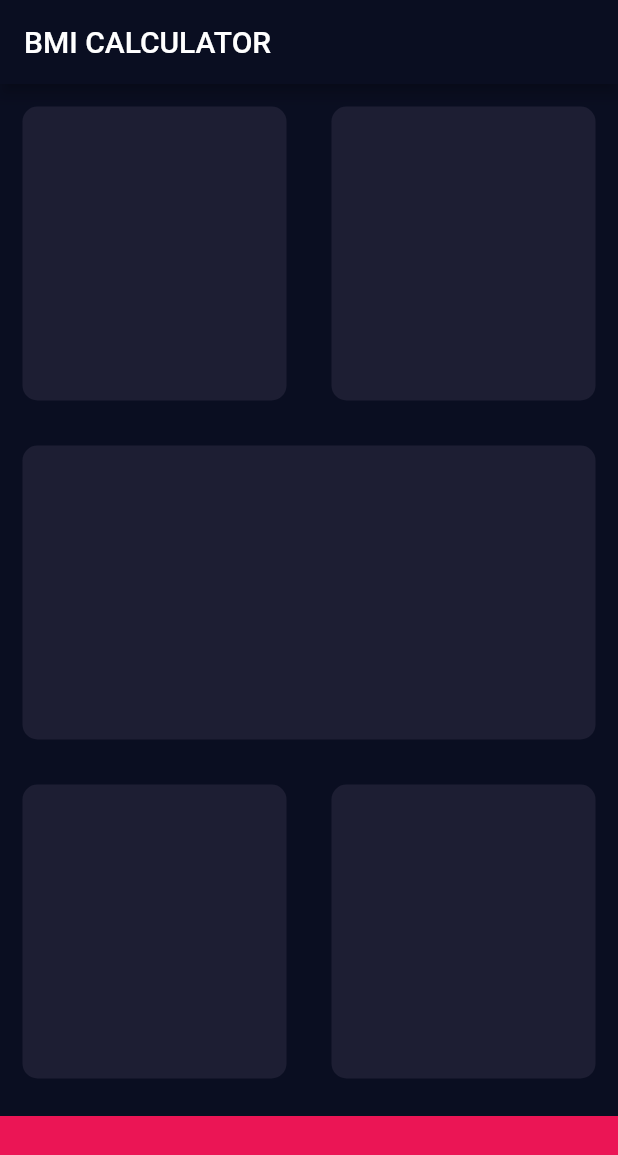
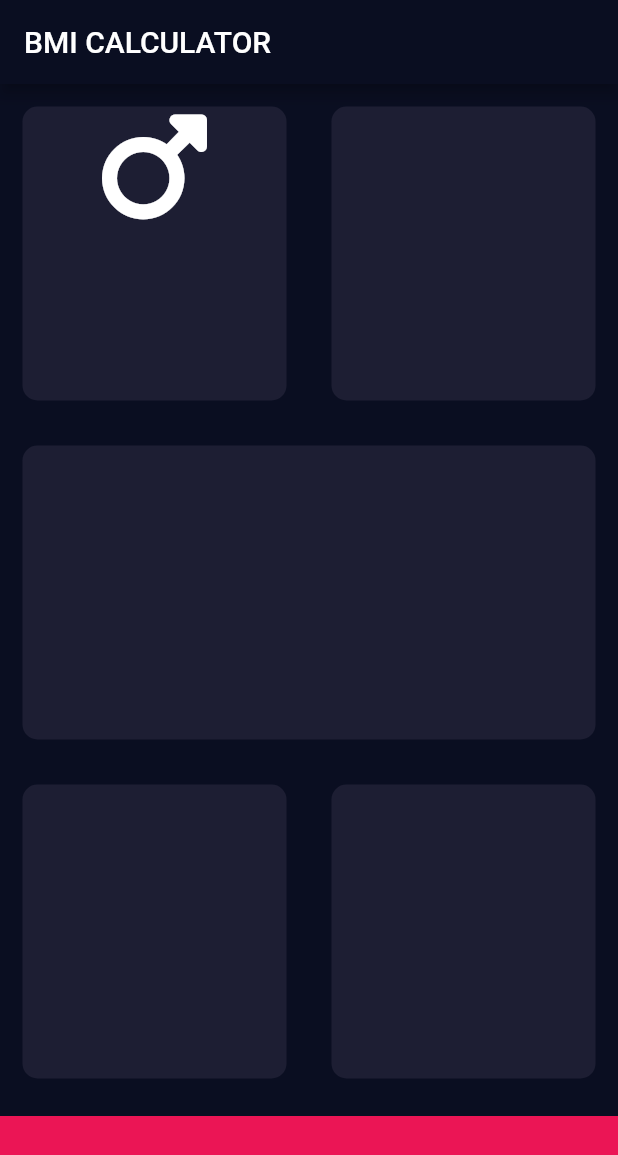
Before and after one commit to AndresLince/bmi_calculator, a Flutter app: the screen it shows after launch, on a phone screen of 412 x 824 dp. Shown: the top 1155 px of the screen. Run offline on Flutter 3.47's test engine with Material 2 defaults, Android fonts, the phone set to English and light mode, and no system bars; our stand-ins replace font_awesome_flutter.

Commit message:
Add fontawesome icon

```diff
--- a/lib/input_page.dart
+++ b/lib/input_page.dart
@@ -1,4 +1,5 @@
 import 'package:flutter/material.dart';
+import 'package:font_awesome_flutter/font_awesome_flutter.dart';
 
 const double bottomContainerHeight = 80;
 const primaryColor = 0xFF1D1E33;
@@ -24,7 +25,15 @@ class _InputPageState extends State<InputPage> {
               child: Row(
                 children: [
                   Expanded(
-                    child: ReusableCard(colour: activeCardColor),
+                    child: ReusableCard(colour: activeCardColor,
+                    cardChild: Column(
+                      children: [
+                        Icon(
+                          FontAwesomeIcons.mars,
+                          size: 80,
+                        )
+                      ],
+                    ),),
                   ),
                   Expanded(
                     child: ReusableCard(colour: activeCardColor),
```
